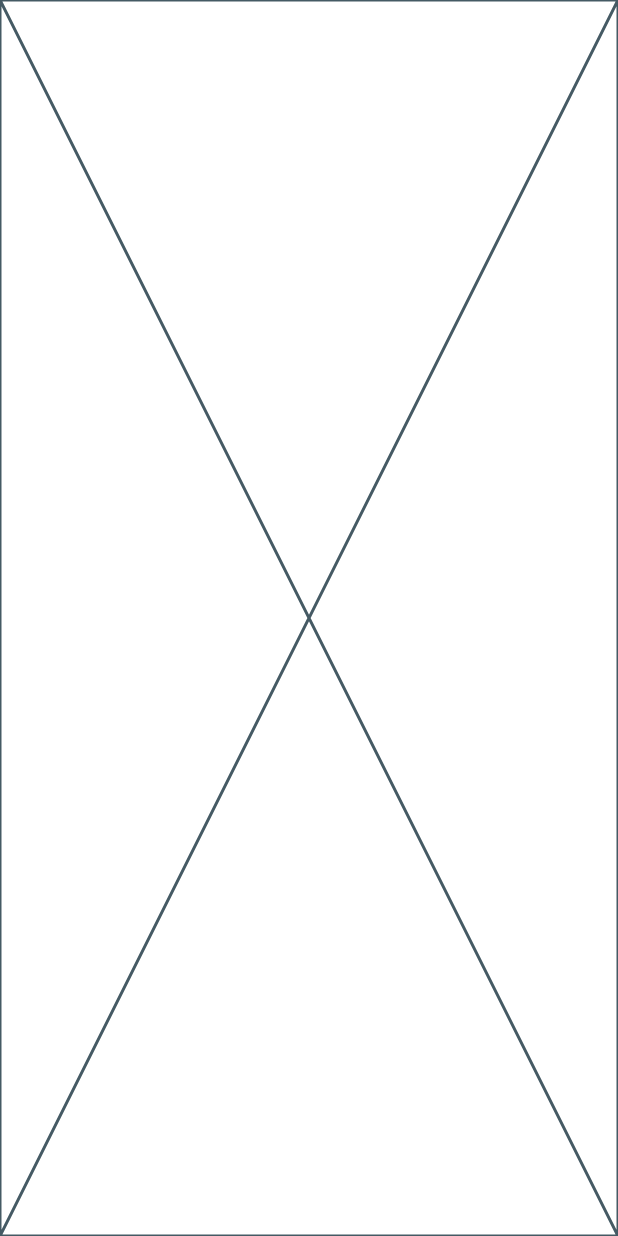
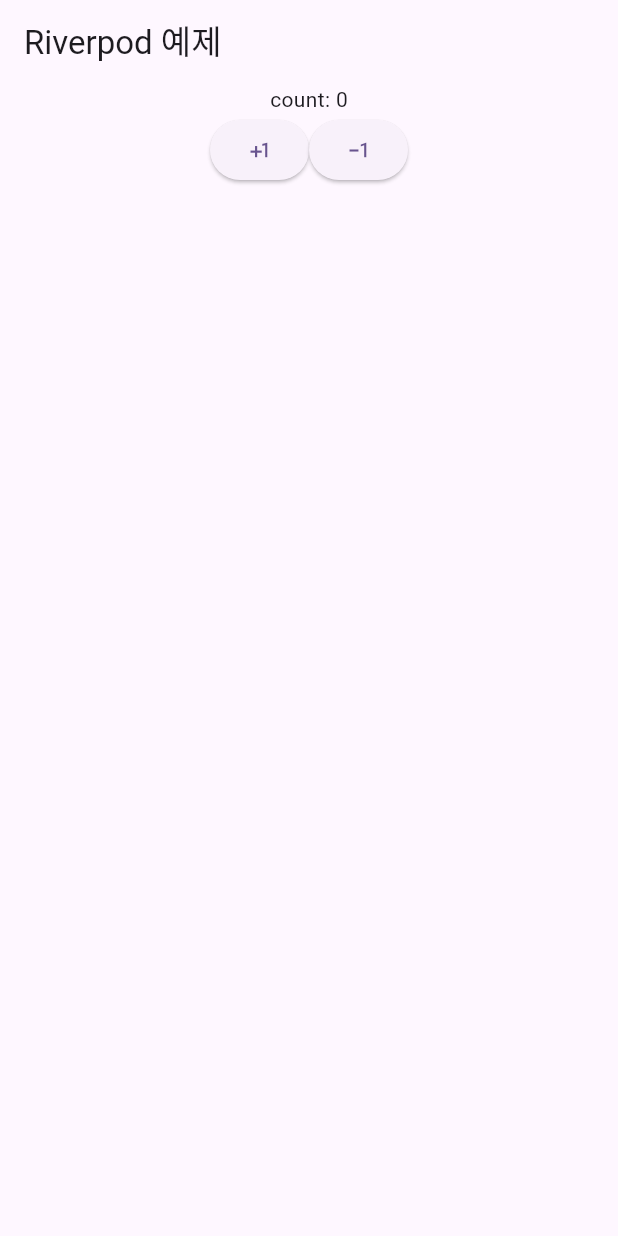
Before and after one commit to bluemiv/flutter_riverpod_example, a Flutter app: the screen it shows after launch, on a phone screen of 412 x 824 dp. Run offline on Flutter 3.47's test engine with Material 3 defaults, Android fonts, the phone set to English and light mode, and no system bars; our stand-ins replace auto_route, hooks_riverpod, riverpod_annotation; generated files the repository leaves out were written again.

Commit message:
feat: counter 앱 기능 추가

```diff
--- a/lib/main.dart
+++ b/lib/main.dart
@@ -1,9 +1,10 @@
 import 'package:flutter/material.dart';
 import 'package:flutter_riverpod_example/route/app_router.dart';
+import 'package:hooks_riverpod/hooks_riverpod.dart';
 
 void main() {
   WidgetsFlutterBinding.ensureInitialized();
-  runApp(const MyApp());
+  runApp(const ProviderScope(child: MyApp()));
 }
 
 class MyApp extends StatelessWidget {
--- a/lib/screens/home_screen.dart
+++ b/lib/screens/home_screen.dart
@@ -1,12 +1,47 @@
 import "package:auto_route/annotations.dart";
 import "package:flutter/material.dart";
+import "package:flutter_riverpod_example/provider/counter_provider.dart";
+import "package:hooks_riverpod/hooks_riverpod.dart";
 
 @RoutePage()
-class HomeScreen extends StatelessWidget {
+class HomeScreen extends HookConsumerWidget {
   const HomeScreen({super.key});
 
   @override
-  Widget build(BuildContext context) {
-    return const Placeholder();
+  Widget build(BuildContext context, WidgetRef ref) {
+    final int count = ref.watch(counterProvider);
+
+    return Scaffold(
+      appBar: AppBar(
+        title: const Text("Riverpod 예제"),
+      ),
+      body: SafeArea(
+        child: SizedBox(
+          width: double.infinity,
+          child: Column(
+            children: [
+              Text("count: $count"),
+              Row(
+                mainAxisAlignment: MainAxisAlignment.center,
+                children: [
+                  ElevatedButton(
+                    onPressed: () {
+                      ref.read(counterProvider.notifier).increment();
+                    },
+                    child: const Icon(Icons.plus_one),
+                  ),
+                  ElevatedButton(
+                    onPressed: () {
+                      ref.read(counterProvider.notifier).decrement();
+                    },
+                    child: const Icon(Icons.exposure_minus_1),
+                  ),
+                ],
+              )
+            ],
+          ),
+        ),
+      ),
+    );
   }
 }
--- a/pubspec.yaml
+++ b/pubspec.yaml
@@ -57,6 +57,9 @@ dependencies:
   # Use with the CupertinoIcons class for iOS style icons.
   cupertino_icons: ^1.0.6
   auto_route: ^8.1.3
+  hooks_riverpod: ^2.5.1
+  flutter_hooks: ^0.20.5
+  riverpod_annotation: ^2.3.5
 
 dev_dependencies:
   flutter_test:
@@ -71,6 +74,9 @@ dev_dependencies:
   auto_route_generator: ^8.0.0
   build_runner: ^2.4.9
   rps: ^0.8.1
+  riverpod_generator: ^2.4.0
+  custom_lint: ^0.6.4
+  riverpod_lint: ^2.3.10
 
 # For information on the generic Dart part of this file, see the
 # following page: https://dart.dev/tools/pub/pubspec
```
Also changed, not shown: lib/provider/counter_provider.dart (added, +13 -0 lines), lib/provider/counter_provider.g.dart (added), pubspec.lock.
